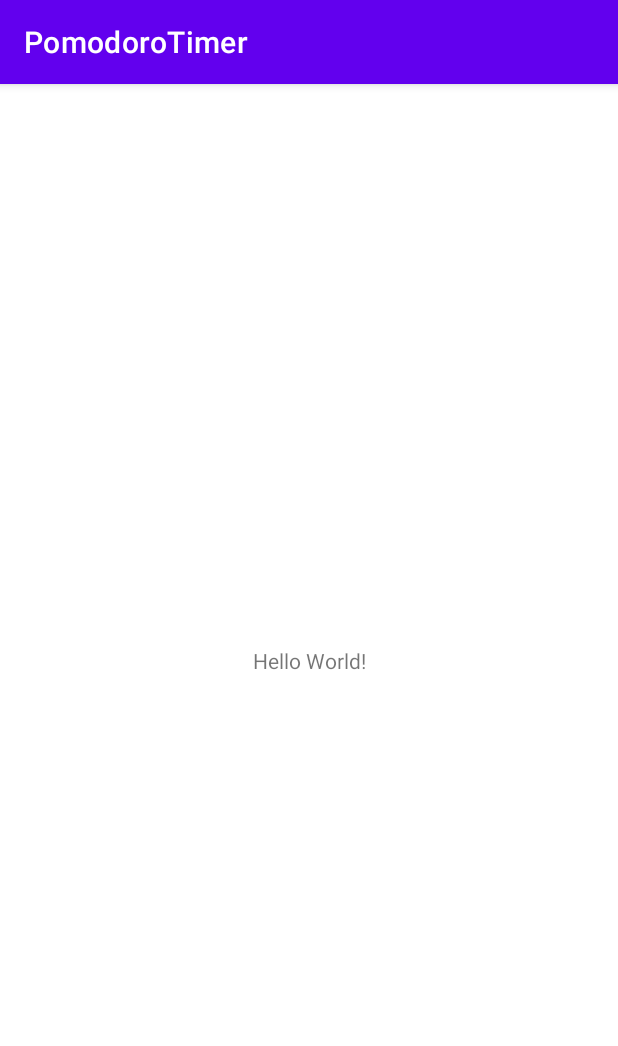
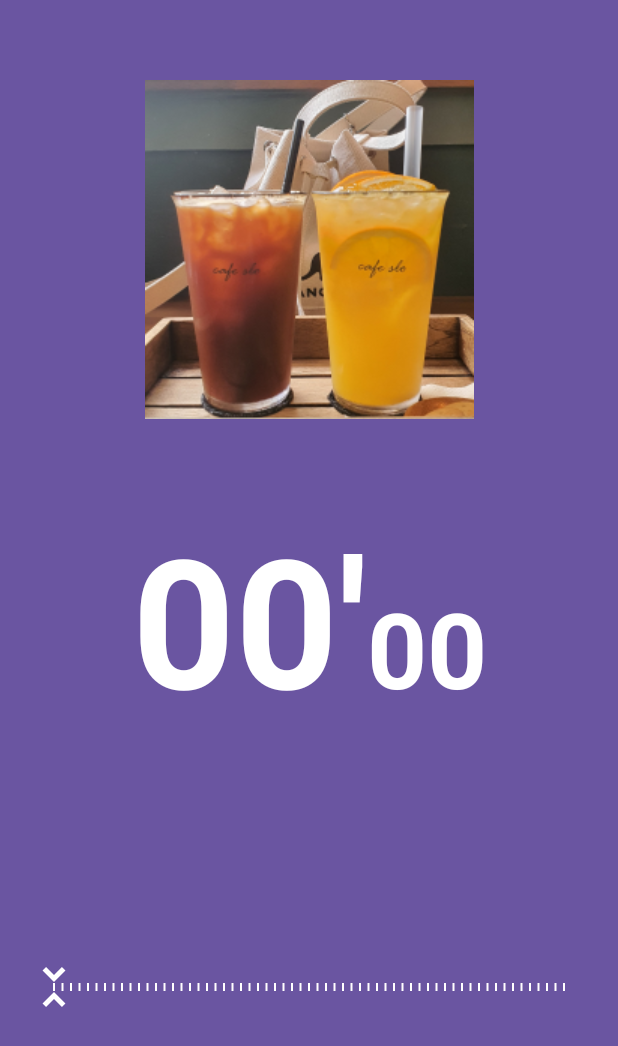
Before and after one commit to kihunism-moon/PomodoroTimer, an Android app: the screen it shows after launch (MainActivity), on a phone screen of 412 x 824 dp. Shown: the top 1046 px of the screen. Run offline under Robolectric (Android 15) with nearby library versions, the phone set to English and light mode, and no system bars.

```diff
--- a/app/src/main/java/com/example/pomodorotimer/MainActivity.kt
+++ b/app/src/main/java/com/example/pomodorotimer/MainActivity.kt
@@ -1,11 +1,143 @@
 package com.example.pomodorotimer
 
+import android.annotation.SuppressLint
+import android.media.SoundPool
 import androidx.appcompat.app.AppCompatActivity
 import android.os.Bundle
+import android.os.CountDownTimer
+import android.widget.SeekBar
+import android.widget.TextView
 
 class MainActivity : AppCompatActivity() {
+
+    private val remainMinutesTextView: TextView by lazy {
+        findViewById<TextView>(R.id.remainMinutesTextView)
+    }
+
+    private val remainSecondsTextView: TextView by lazy {
+        findViewById<TextView>(R.id.remainSecondsTextView)
+    }
+
+    private val seekBar: SeekBar by lazy {
+        findViewById<SeekBar>(R.id.seekBar)
+    }
+
+    private val soundPool = SoundPool.Builder().build()
+
+    private var currentCountDownTimer: CountDownTimer? = null
+    private var tickingSoundID: Int? = null
+    private var bellSoundID: Int? = null
+
     override fun onCreate(savedInstanceState: Bundle?) {
         super.onCreate(savedInstanceState)
         setContentView(R.layout.activity_main)
+
+        bindView()
+        initSounds()
+
+    }
+
+    override fun onResume() {
+        super.onResume()
+        soundPool.autoResume()
+    }
+
+    override fun onPause() {
+        super.onPause()
+        soundPool.autoPause()
+    }
+
+    override fun onDestroy() {
+        super.onDestroy()
+        soundPool.release()
+    }
+
+    private fun bindView() {
+        seekBar.setOnSeekBarChangeListener(
+            object : SeekBar.OnSeekBarChangeListener {
+
+                override fun onProgressChanged(
+                    seekBar: SeekBar?,
+                    progress: Int,
+                    fromUser: Boolean) {
+                    if (fromUser) {
+                        updateRemainTime(progress * 60 * 1000L)
+                    }
+                }
+
+                override fun onStartTrackingTouch(seekBar: SeekBar?) {
+//              기존의 타이머를 멈춰 주어야 한다.
+                    stopCountDown()
+                }
+
+                override fun onStopTrackingTouch(seekBar: SeekBar?) {
+                    seekBar ?: return
+
+                    if(seekBar.progress == 0) {
+                        stopCountDown()
+                    }else {
+                        startCountDown()
+                    }
+                }
+            }
+        )
+    }
+
+    private fun initSounds() {
+        tickingSoundID = soundPool.load(this, R.raw.timer_ticking, 1)
+        bellSoundID = soundPool.load(this, R.raw.timer_bell, 1)
+    }
+
+    private fun createCountDownTimer(initialMillis: Long): CountDownTimer {
+
+        return object : CountDownTimer(initialMillis, 1000L) {
+            override fun onTick(millisUntilFinished: Long) {
+//                매 1초마다 갱신 하는 함수를 작성
+                updateRemainTime(millisUntilFinished)
+                updateSeekBar(millisUntilFinished)
+            }
+
+            override fun onFinish() {
+                completeCountDown()
+            }
+        }
+    }
+
+    private fun startCountDown() {
+//      seekBar가 null 일 경우 return -> 실행을 하지 않는다. (앨비스 연산자)
+
+        currentCountDownTimer = createCountDownTimer(seekBar.progress * 60 * 1000L).start()
+        currentCountDownTimer?.start()
+
+        tickingSoundID?.let { soundID ->
+            soundPool.play(soundID, 1F, 1F, 0, -1, 1F)
+        }
+    }
+
+    private fun completeCountDown() {
+        updateRemainTime(0)
+        updateSeekBar(0)
+
+        soundPool.autoPause()
+        bellSoundID?.let { soundID ->
+            soundPool.play(soundID, 1F, 1F, 0, 0, 1F)
+        }
+    }
+
+    private fun stopCountDown() {
+        currentCountDownTimer?.cancel()
+        currentCountDownTimer = null
+        soundPool.autoPause()
+    }
+
+    private fun updateRemainTime(remainMillis: Long) {
+        val remainSeconds = remainMillis / 1000
+
+        remainMinutesTextView.text = "%02d'".format(remainSeconds / 60)
+        remainSecondsTextView.text = "%02d".format(remainSeconds % 60)
+    }
+
+    private fun updateSeekBar(remainMillis: Long) {
+        seekBar.progress = (remainMillis / 1000 / 60).toInt()
     }
 }
--- /dev/null
+++ b/app/src/main/res/drawable/drawable_tick_mark.xml
@@ -0,0 +1,7 @@
+<?xml version="1.0" encoding="utf-8"?>
+<shape xmlns:android="http://schemas.android.com/apk/res/android" android:shape="rectangle">
+
+    <solid android:color="@color/white"/>
+    <size android:width="2dp"
+        android:height="5dp"/>
+</shape>
--- /dev/null
+++ b/app/src/main/res/drawable/ic_thumb.xml
@@ -0,0 +1,5 @@
+<vector android:height="40dp" android:tint="#FFFFFF"
+    android:viewportHeight="24" android:viewportWidth="24"
+    android:width="40dp" xmlns:android="http://schemas.android.com/apk/res/android">
+    <path android:fillColor="@android:color/white" android:pathData="M7.41,18.59L8.83,20 12,16.83 15.17,20l1.41,-1.41L12,14l-4.59,4.59zM16.59,5.41L15.17,4 12,7.17 8.83,4 7.41,5.41 12,10l4.59,-4.59z"/>
+</vector>
--- a/app/src/main/res/layout/activity_main.xml
+++ b/app/src/main/res/layout/activity_main.xml
@@ -4,15 +4,59 @@
     xmlns:tools="http://schemas.android.com/tools"
     android:layout_width="match_parent"
     android:layout_height="match_parent"
+    android:background="#6A55A1"
     tools:context=".MainActivity">
 
+    <ImageView
+        app:layout_constraintTop_toTopOf="parent"
+        app:layout_constraintStart_toStartOf="parent"
+        app:layout_constraintEnd_toEndOf="parent"
+        app:layout_constraintBottom_toTopOf="@+id/remainMinutesTextView"
+        android:src="@drawable/co"
+        android:layout_width="wrap_content"
+        android:layout_height="wrap_content"/>
+
     <TextView
+        android:id="@+id/remainMinutesTextView"
         android:layout_width="wrap_content"
         android:layout_height="wrap_content"
-        android:text="Hello World!"
+        android:text="00'"
+        android:textColor="@color/white"
+        android:textSize="120sp"
+        android:textStyle="bold"
         app:layout_constraintBottom_toBottomOf="parent"
+        app:layout_constraintHorizontal_chainStyle="packed"
         app:layout_constraintLeft_toLeftOf="parent"
-        app:layout_constraintRight_toRightOf="parent"
+        app:layout_constraintRight_toLeftOf="@id/remainSecondsTextView"
         app:layout_constraintTop_toTopOf="parent" />
 
+    <TextView
+        android:id="@+id/remainSecondsTextView"
+        android:layout_width="wrap_content"
+        android:layout_height="wrap_content"
+        android:text="00"
+        android:textColor="@color/white"
+        android:textSize="70sp"
+        android:textStyle="bold"
+        app:layout_constraintBaseline_toBaselineOf="@id/remainMinutesTextView"
+        app:layout_constraintLeft_toRightOf="@id/remainMinutesTextView"
+        app:layout_constraintRight_toRightOf="parent" />
+
+    <!--    슬라이더는 안드로이드에서 SeekBar 라고 한다. -->
+    <SeekBar
+        android:id="@+id/seekBar"
+        android:layout_width="0dp"
+        android:layout_height="wrap_content"
+        android:layout_marginStart="20dp"
+        android:layout_marginEnd="20dp"
+        android:max="60"
+        android:progressDrawable="@color/transparent"
+        android:thumb="@drawable/ic_thumb"
+        app:layout_constraintBottom_toBottomOf="parent"
+        app:layout_constraintEnd_toEndOf="parent"
+        app:layout_constraintStart_toStartOf="parent"
+        app:layout_constraintTop_toBottomOf="@id/remainMinutesTextView"
+        app:tickMark="@drawable/drawable_tick_mark" />
+
+
 </androidx.constraintlayout.widget.ConstraintLayout>
--- a/app/src/main/res/values-night/themes.xml
+++ /dev/null
@@ -1,16 +0,0 @@
-<resources xmlns:tools="http://schemas.android.com/tools">
-    <!-- Base application theme. -->
-    <style name="Theme.PomodoroTimer" parent="Theme.MaterialComponents.DayNight.DarkActionBar">
-        <!-- Primary brand color. -->
-        <item name="colorPrimary">@color/purple_200</item>
-        <item name="colorPrimaryVariant">@color/purple_700</item>
-        <item name="colorOnPrimary">@color/black</item>
-        <!-- Secondary brand color. -->
-        <item name="colorSecondary">@color/teal_200</item>
-        <item name="colorSecondaryVariant">@color/teal_200</item>
-        <item name="colorOnSecondary">@color/black</item>
-        <!-- Status bar color. -->
-        <item name="android:statusBarColor" tools:targetApi="l">?attr/colorPrimaryVariant</item>
-        <!-- Customize your theme here. -->
-    </style>
-</resources>
--- a/app/src/main/res/values/colors.xml
+++ b/app/src/main/res/values/colors.xml
@@ -7,4 +7,6 @@
     <color name="teal_700">#FF018786</color>
     <color name="black">#FF000000</color>
     <color name="white">#FFFFFFFF</color>
+    <color name="pomodoro_red">#8954C5</color>
+    <color name="transparent">#00000000</color>
 </resources>
--- a/app/src/main/res/values/themes.xml
+++ b/app/src/main/res/values/themes.xml
@@ -1,6 +1,6 @@
 <resources xmlns:tools="http://schemas.android.com/tools">
     <!-- Base application theme. -->
-    <style name="Theme.PomodoroTimer" parent="Theme.MaterialComponents.DayNight.DarkActionBar">
+    <style name="Theme.PomodoroTimer" parent="Theme.MaterialComponents.DayNight.NoActionBar">
         <!-- Primary brand color. -->
         <item name="colorPrimary">@color/purple_500</item>
         <item name="colorPrimaryVariant">@color/purple_700</item>
@@ -10,7 +10,9 @@
         <item name="colorSecondaryVariant">@color/teal_700</item>
         <item name="colorOnSecondary">@color/black</item>
         <!-- Status bar color. -->
-        <item name="android:statusBarColor" tools:targetApi="l">?attr/colorPrimaryVariant</item>
+        <item name="android:statusBarColor" >@color/pomodoro_red</item>
         <!-- Customize your theme here. -->
+
+        <item name="android:windowBackground">@color/pomodoro_red</item>
     </style>
 </resources>
```
Also changed, not shown: app/src/main/res/drawable-v24/img_tomato_stem.xml (added, +12 -0 lines), app/src/main/res/drawable-v24/co.png (added), app/src/main/res/drawable-v24/coffee_orangejuice2.jpg (added), 3 other files.
